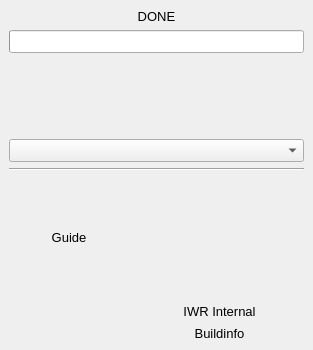
Before: the Qt Designer form gui/forms/qgmdockinfo.ui in barionleg/gitgAmesch, drawn with Qt 5.
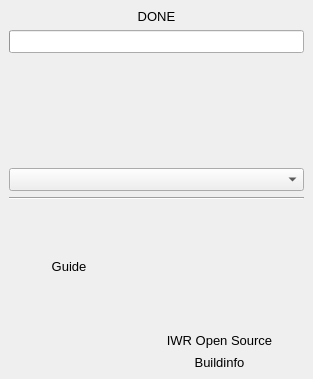
After: the same form once the commit is applied. Icons and pictures are not drawn.

Commit message: Freeware -> Open Source.

```diff
--- a/gui/forms/qgmdockinfo.ui
+++ b/gui/forms/qgmdockinfo.ui
@@ -7,7 +7,7 @@
     <x>0</x>
     <y>0</y>
     <width>313</width>
-    <height>350</height>
+    <height>379</height>
    </rect>
   </property>
   <property name="sizePolicy">
@@ -19,7 +19,7 @@
   <property name="minimumSize">
    <size>
     <width>313</width>
-    <height>350</height>
+    <height>379</height>
    </size>
   </property>
   <property name="maximumSize">
@@ -215,7 +215,7 @@
          </size>
         </property>
         <property name="text">
-         <string>IWR Internal</string>
+         <string>IWR Open Source</string>
         </property>
         <property name="alignment">
          <set>Qt::AlignCenter</set>
```
The commit also changes 1 other file.
